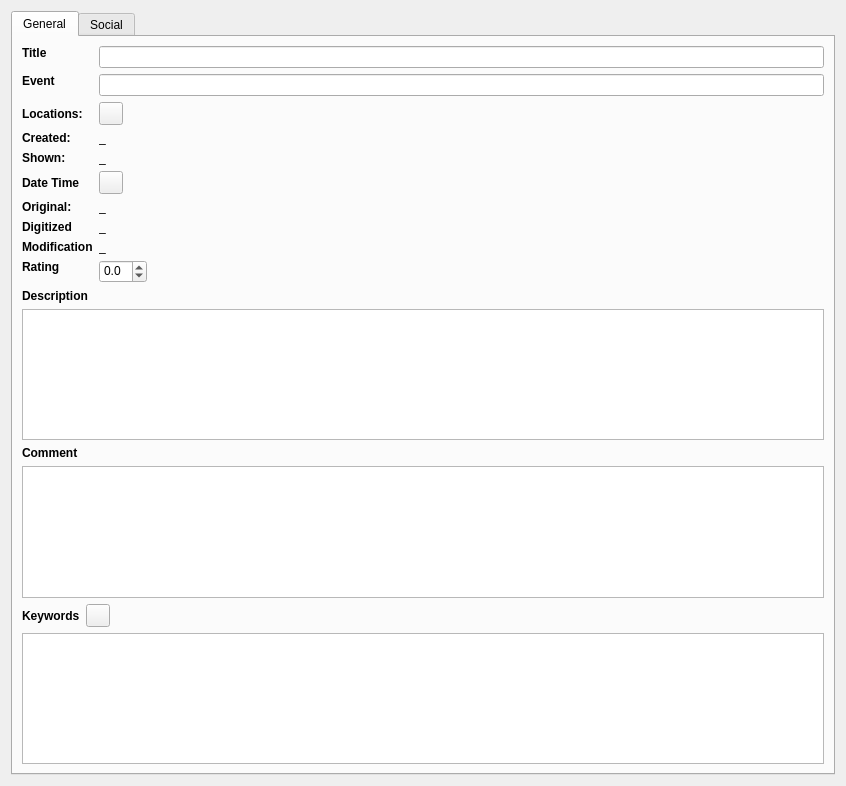
Above: src/libQExiv2/MetadataEdit/metadataeditpage.ui from rbbrnc/krbkACD before the change. Below: the same form after it.
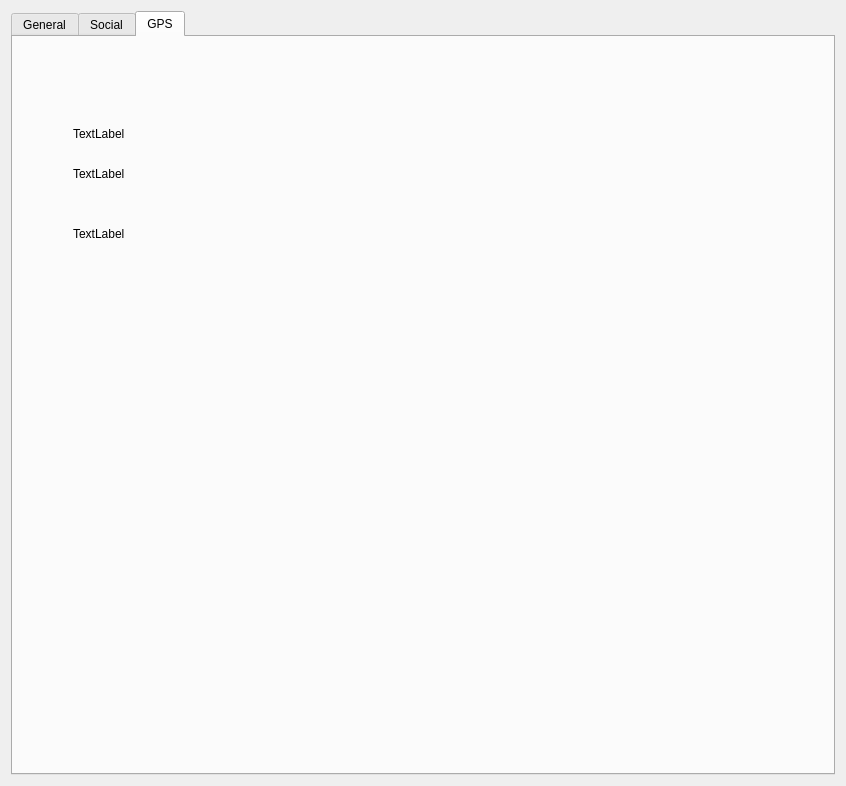
That is the form after the change. Icons and pictures are not drawn.

Diff of the .ui file:
```diff
--- a/src/libQExiv2/MetadataEdit/metadataeditpage.ui
+++ b/src/libQExiv2/MetadataEdit/metadataeditpage.ui
@@ -14,7 +14,7 @@
    <item>
     <widget class="QTabWidget" name="tabWidget">
      <property name="currentIndex">
-      <number>0</number>
+      <number>2</number>
      </property>
      <widget class="QWidget" name="generalTab">
       <attribute name="title">
@@ -550,6 +550,50 @@
        </item>
       </layout>
      </widget>
+     <widget class="QWidget" name="tab">
+      <attribute name="title">
+       <string>GPS</string>
+      </attribute>
+      <widget class="QLabel" name="label_19">
+       <property name="geometry">
+        <rect>
+         <x>60</x>
+         <y>90</y>
+         <width>57</width>
+         <height>14</height>
+        </rect>
+       </property>
+       <property name="text">
+        <string>TextLabel</string>
+       </property>
+      </widget>
+      <widget class="QLabel" name="label_20">
+       <property name="geometry">
+        <rect>
+         <x>60</x>
+         <y>130</y>
+         <width>57</width>
+         <height>14</height>
+        </rect>
+       </property>
+       <property name="text">
+        <string>TextLabel</string>
+       </property>
+      </widget>
+      <widget class="QLabel" name="label_21">
+       <property name="geometry">
+        <rect>
+         <x>60</x>
+         <y>190</y>
+         <width>57</width>
+         <height>14</height>
+        </rect>
+       </property>
+       <property name="text">
+        <string>TextLabel</string>
+       </property>
+      </widget>
+     </widget>
     </widget>
    </item>
   </layout>
```
